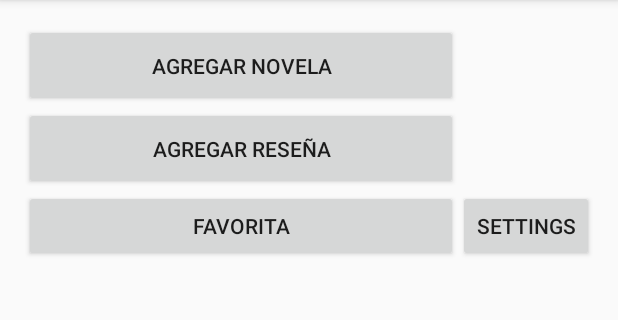
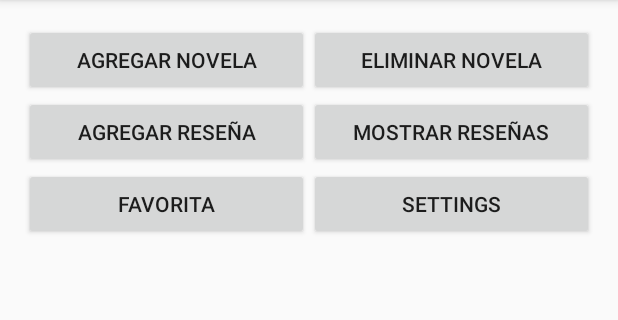
Before and after one commit to pablonso308/NovelManager, an Android app built with Jetpack Compose: the screen it shows after launch (MainActivity), on a phone screen of 412 x 824 dp, the part 84-404 px from its top. Run offline under Robolectric (Android 15) with nearby library versions, the phone set to English and light mode, and no system bars.

Commit message:
arreglo errores

```diff
--- a/app/src/main/res/layout/activity_main.xml
+++ b/app/src/main/res/layout/activity_main.xml
@@ -11,7 +11,7 @@
         android:layout_height="wrap_content"
         android:layout_margin="16dp"
         android:columnCount="2"
-        android:rowCount="2"
+        android:rowCount="3"
         app:layout_constraintTop_toTopOf="parent"
         app:layout_constraintStart_toStartOf="parent"
         app:layout_constraintEnd_toEndOf="parent">
@@ -58,13 +58,11 @@
 
         <Button
             android:id="@+id/buttonSettings"
-            android:layout_width="wrap_content"
+            android:layout_width="0dp"
             android:layout_height="wrap_content"
-            android:text="Settings"
-            app:layout_constraintTop_toTopOf="parent"
-            app:layout_constraintEnd_toEndOf="parent"
-            app:layout_constraintStart_toStartOf="parent"
-            app:layout_constraintBottom_toBottomOf="parent"/>
+            android:layout_columnWeight="1"
+            android:layout_rowWeight="1"
+            android:text="Settings" />
 
     </GridLayout>
 
```
Also changed, not shown: app/src/main/java/com/example/novelmanager/MainActivity.kt (+13 -0 lines).
